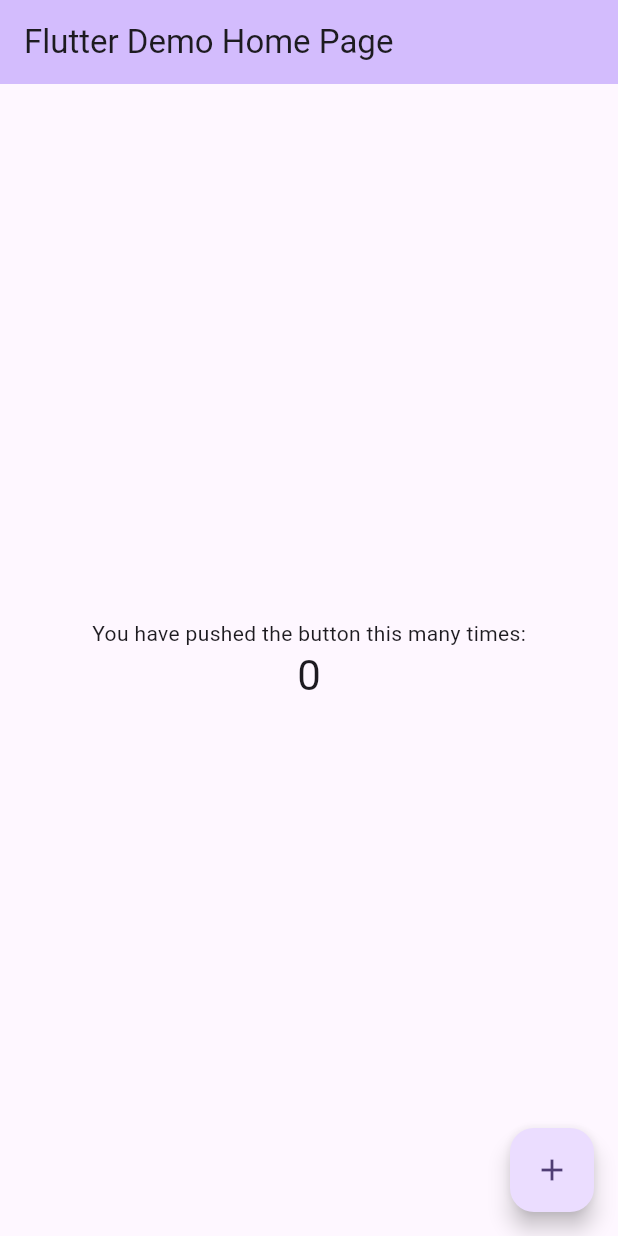
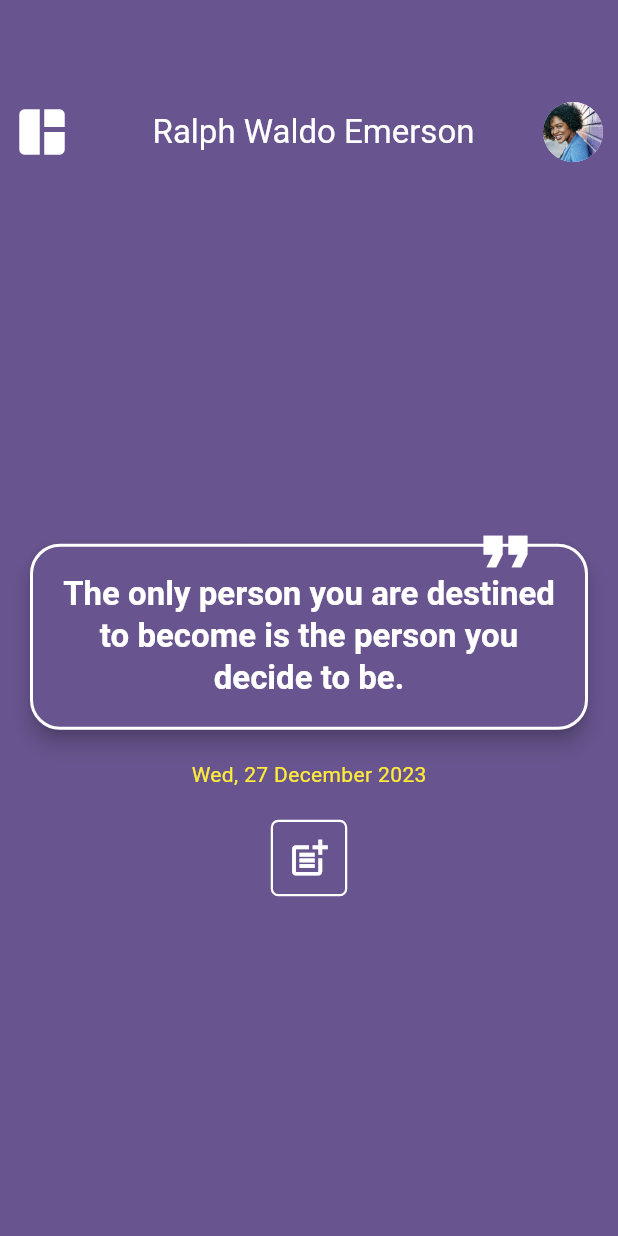
Before and after one commit to fhacademy/daily-quote, a Flutter app: the screen it shows after launch, on a phone screen of 412 x 824 dp. Run offline on Flutter 3.47's test engine with Material 3 defaults, Android fonts, the phone set to English and light mode, and no system bars.

Commit message:
Home screen built, dynamic random quote is render when user taps on appbar icon. Bottom sheet initiated to allow user to add it's quote

```diff
--- /dev/null
+++ b/devtools_options.yaml
@@ -0,0 +1 @@
+extensions:
--- /dev/null
+++ b/lib/app.dart
@@ -0,0 +1,20 @@
+import 'package:daily_quote/screens/home.dart';
+import 'package:flutter/material.dart';
+import 'package:intl/intl.dart';
+
+class BaseApp extends StatelessWidget {
+  const BaseApp({super.key});
+
+  // This widget is the root of your application.
+  @override
+  Widget build(BuildContext context) {
+    return MaterialApp(
+      title: Intl.message('Flutter Demo'),
+      theme: ThemeData(
+        colorScheme: ColorScheme.fromSeed(seedColor: Colors.deepPurple),
+        useMaterial3: true,
+      ),
+      home: const HomeScreen(),
+    );
+  }
+}
--- /dev/null
+++ b/lib/constants.dart
@@ -0,0 +1,9 @@
+class RouteList {
+  static const login = '/login';
+  static const home = '/';
+}
+
+class ImagesPath {
+  static const welcom = 'assets/images/feuille_rouge.png';
+  static const profile = 'assets/images/user_profile.jpeg';
+}
--- a/lib/main.dart
+++ b/lib/main.dart
@@ -1,125 +1,11 @@
+import 'package:daily_quote/app.dart';
+import 'package:daily_quote/quote/viewmodel.dart';
 import 'package:flutter/material.dart';
+import 'package:provider/provider.dart';
 
 void main() {
-  runApp(const MyApp());
+  runApp(ChangeNotifierProvider(
+    create: (context) => QuoteViewModel(),
+    child: const BaseApp(),
+  ));
 }
-
-class MyApp extends StatelessWidget {
-  const MyApp({super.key});
-
-  // This widget is the root of your application.
-  @override
-  Widget build(BuildContext context) {
-    return MaterialApp(
-      title: 'Flutter Demo',
-      theme: ThemeData(
-        // This is the theme of your application.
-        //
-        // TRY THIS: Try running your application with "flutter run". You'll see
-        // the application has a purple toolbar. Then, without quitting the app,
-        // try changing the seedColor in the colorScheme below to Colors.green
-        // and then invoke "hot reload" (save your changes or press the "hot
-        // reload" button in a Flutter-supported IDE, or press "r" if you used
-        // the command line to start the app).
-        //
-        // Notice that the counter didn't reset back to zero; the application
-        // state is not lost during the reload. To reset the state, use hot
-        // restart instead.
-        //
-        // This works for code too, not just values: Most code changes can be
-        // tested with just a hot reload.
-        colorScheme: ColorScheme.fromSeed(seedColor: Colors.deepPurple),
-        useMaterial3: true,
-      ),
-      home: const MyHomePage(title: 'Flutter Demo Home Page'),
-    );
-  }
-}
-
-class MyHomePage extends StatefulWidget {
-  const MyHomePage({super.key, required this.title});
-
-  // This widget is the home page of your application. It is stateful, meaning
-  // that it has a State object (defined below) that contains fields that affect
-  // how it looks.
-
-  // This class is the configuration for the state. It holds the values (in this
-  // case the title) provided by the parent (in this case the App widget) and
-  // used by the build method of the State. Fields in a Widget subclass are
-  // always marked "final".
-
-  final String title;
-
-  @override
-  State<MyHomePage> createState() => _MyHomePageState();
-}
-
-class _MyHomePageState extends State<MyHomePage> {
-  int _counter = 0;
-
-  void _incrementCounter() {
-    setState(() {
-      // This call to setState tells the Flutter framework that something has
-      // changed in this State, which causes it to rerun the build method below
-      // so that the display can reflect the updated values. If we changed
-      // _counter without calling setState(), then the build method would not be
-      // called again, and so nothing would appear to happen.
-      _counter++;
-    });
-  }
-
-  @override
-  Widget build(BuildContext context) {
-    // This method is rerun every time setState is called, for instance as done
-    // by the _incrementCounter method above.
-    //
-    // The Flutter framework has been optimized to make rerunning build methods
-    // fast, so that you can just rebuild anything that needs updating rather
-    // than having to individually change instances of widgets.
-    return Scaffold(
-      appBar: AppBar(
-        // TRY THIS: Try changing the color here to a specific color (to
-        // Colors.amber, perhaps?) and trigger a hot reload to see the AppBar
-        // change color while the other colors stay the same.
-        backgroundColor: Theme.of(context).colorScheme.inversePrimary,
-        // Here we take the value from the MyHomePage object that was created by
-        // the App.build method, and use it to set our appbar title.
-        title: Text(widget.title),
-      ),
-      body: Center(
-        // Center is a layout widget. It takes a single child and positions it
-        // in the middle of the parent.
-        child: Column(
-          // Column is also a layout widget. It takes a list of children and
-          // arranges them vertically. By default, it sizes itself to fit its
-          // children horizontally, and tries to be as tall as its parent.
-          //
-          // Column has various properties to control how it sizes itself and
-          // how it positions its children. Here we use mainAxisAlignment to
-          // center the children vertically; the main axis here is the vertical
-          // axis because Columns are vertical (the cross axis would be
-          // horizontal).
-          //
-          // TRY THIS: Invoke "debug painting" (choose the "Toggle Debug Paint"
-          // action in the IDE, or press "p" in the console), to see the
-          // wireframe for each widget.
-          mainAxisAlignment: MainAxisAlignment.center,
-          children: <Widget>[
-            const Text(
-              'You have pushed the button this many times:',
-            ),
-            Text(
-              '$_counter',
-              style: Theme.of(context).textTheme.headlineMedium,
-            ),
-          ],
-        ),
-      ),
-      floatingActionButton: FloatingActionButton(
-        onPressed: _incrementCounter,
-        tooltip: 'Increment',
-        child: const Icon(Icons.add),
-      ), // This trailing comma makes auto-formatting nicer for build methods.
-    );
-  }
-}
--- /dev/null
+++ b/lib/quote/model.dart
@@ -0,0 +1,6 @@
+class Quote {
+  final String text;
+  final String author;
+
+  Quote({required this.text, required this.author});
+}
--- /dev/null
+++ b/lib/quote/repository.dart
@@ -0,0 +1,69 @@
+import 'dart:math';
+
+import 'package:daily_quote/quote/model.dart';
+
+class QuoteRepository {
+  List<Quote> getQuotes() {
+    final List<Quote> quotes = [
+      Quote(
+          text:
+              'The best and most beautiful things in the world cannot be seen or even touched - they must be felt with the heart.',
+          author: 'Helen Keller'),
+      Quote(
+          text:
+              'The future belongs to those who believe in the beauty of their dreams.',
+          author: 'Eleanor Roosevelt'),
+      Quote(
+          text:
+              'The only person you are destined to become is the person you decide to be.',
+          author: 'Ralph Waldo Emerson'),
+      Quote(
+          text: 'The only way to do great work is to love what you do.',
+          author: 'Steve Jobs'),
+      Quote(text: 'If you can dream it, you can do it.', author: 'Walt Disney'),
+      Quote(
+          text:
+              'The only limit to our realization of tomorrow will be our doubts of today.',
+          author: 'Franklin D. Roosevelt'),
+      Quote(
+          text:
+              'The greatest thing in the world is to know that we are loved by someone.',
+          author: 'Victor Hugo'),
+      Quote(
+          text:
+              'The only thing that stands between you and your dream is the will to try.',
+          author: 'Jim Rohn'),
+      Quote(
+          text:
+              'If you are always trying to be normal, you will never know how amazing you can be.',
+          author: 'Maya Angelou'),
+      Quote(
+          text:
+              'The only way to do great work is to love what you do. If you haven\'t found it yet, keep looking. Don\'t settle.',
+          author: 'Steve Jobs'),
+      Quote(
+          text:
+              'The only person you are destined to become is the person you decide to be.',
+          author: 'Ralph Waldo Emerson'),
+      Quote(
+          text:
+              'The only way to do great work is to love what you do. If you haven’t found it yet, keep looking. Don’t settle.',
+          author: 'Steve Jobs'),
+      Quote(
+          text:
+              'The only person you are destined to become is the person you decide to be.',
+          author: 'Ralph Waldo Emerson'),
+      Quote(
+          text:
+              'The only way to do great work is to love what you do. If you haven’t found it yet, keep looking. Don’t settle.',
+          author: 'Steve Jobs'),
+    ];
+
+    return quotes;
+  }
+
+  Quote getRandomQuote() {
+    final randomIndex = Random().nextInt(getQuotes().length);
+    return getQuotes()[randomIndex];
+  }
+}
--- /dev/null
+++ b/lib/quote/viewmodel.dart
@@ -0,0 +1,15 @@
+import 'package:daily_quote/quote/model.dart';
+import 'package:daily_quote/quote/repository.dart';
+import 'package:flutter/material.dart';
+
+class QuoteViewModel with ChangeNotifier {
+  final QuoteRepository _quoteRepository = QuoteRepository();
+  Quote _quote = QuoteRepository().getRandomQuote();
+
+  void changeQuote() {
+    _quote = _quoteRepository.getRandomQuote();
+    notifyListeners();
+  }
+
+  Quote get quote => _quote;
+}
--- /dev/null
+++ b/lib/screens/home.dart
@@ -0,0 +1,211 @@
+import 'package:daily_quote/constants.dart';
+import 'package:daily_quote/quote/viewmodel.dart';
+import 'package:flutter/material.dart';
+import 'package:intl/intl.dart';
+import 'package:provider/provider.dart';
+
+class HomeScreen extends StatefulWidget {
+  const HomeScreen({Key? key}) : super(key: key);
+
+  @override
+  createState() => _HomeScreenState();
+}
+
+class _HomeScreenState extends State<HomeScreen> {
+  @override
+  Widget build(BuildContext context) {
+    var viewModel = context.watch<QuoteViewModel>();
+    ThemeData theme = Theme.of(context);
+    final quoteAuthor = viewModel.quote.author;
+    final quoteText = viewModel.quote.text;
+    return Scaffold(
+      backgroundColor: theme.primaryColor,
+      appBar: MainAppBar(height: 150, quoteAuthor: quoteAuthor),
+      body: Column(
+        children: [
+          Expanded(
+            child: Center(
+              child: Column(
+                  mainAxisAlignment: MainAxisAlignment.center,
+                  children: [
+                    QuoteDisplay(quoteText: quoteText),
+                    Text(
+                      Intl.message(DateFormat(
+                              'EE, dd MMMM yyyy', Intl.getCurrentLocale())
+                          .format(DateTime.now())),
+                      style: theme.textTheme.bodyMedium!
+                          .copyWith(color: Colors.yellow),
+                    ),
+                    const SizedBox(
+                      height: 20.0,
+                    ),
+                    Container(
+                      padding: EdgeInsets.zero,
+                      decoration: BoxDecoration(
+                        border: Border.all(
+                            width: 1.5, color: theme.colorScheme.onPrimary),
+                        borderRadius: BorderRadius.circular(5.0),
+                      ),
+                      child: IconButton(
+                          padding: EdgeInsets.zero,
+                          tooltip: Intl.message('Add a new quote'),
+                          iconSize: 30.0,
+                          onPressed: () {
+                            showModalBottomSheet<void>(
+                                context: context,
+                                builder: (BuildContext context) {
+                                  return Container(
+                                    padding: const EdgeInsets.all(20.0),
+                                    child: Form(
+                                        child: Column(
+                                      children: [
+                                        TextFormField(
+                                          decoration: const InputDecoration(
+                                            labelText: 'Quote',
+                                            hintText: 'Life is good !',
+                                          ),
+                                          autofocus: true,
+                                          keyboardType: TextInputType.multiline,
+                                          minLines: 1,
+                                          maxLines: 6,
+                                        ),
+                                        const SizedBox(
+                                          height: 20.0,
+                                        ),
+                                        TextFormField(
+                                          decoration: const InputDecoration(
+                                              labelText: "Author",
+                                              hintText: "Jhon Smith"),
+                                        ),
+                                        const SizedBox(
+                                          height: 20.0,
+                                        ),
+                                        Row(
+                                          mainAxisAlignment:
+                                              MainAxisAlignment.start,
+                                          children: [
+                                            ElevatedButton(
+                                                onPressed: () {},
+                                                child: const Text(
+                                                    'Add a new quote')),
+                                          ],
+                                        ),
+                                        const Spacer(),
+                                        const Row(
+                                          mainAxisAlignment:
+                                              MainAxisAlignment.spaceAround,
+                                          children: [
+                                            Icon(Icons.facebook),
+                                            Icon(Icons.telegram),
+                                            Icon(Icons.facebook),
+                                          ],
+                                        ),
+                                        const SizedBox(
+                                          height: 40.0,
+                                        )
+                                      ],
+                                    )),
+                                  );
+                                });
+                          },
+                          icon: Icon(
+                            Icons.post_add,
+                            color: theme.colorScheme.onPrimary,
+                          )),
+                    ),
+                  ]),
+            ),
+          ),
+        ],
+      ),
+    );
+  }
+}
+
+class QuoteDisplay extends StatelessWidget {
+  const QuoteDisplay({
+    super.key,
+    required this.quoteText,
+  });
+
+  final String quoteText;
+
+  @override
+  Widget build(BuildContext context) {
+    ThemeData theme = Theme.of(context);
+    return Stack(
+      children: [
+        Card(
+          shape: RoundedRectangleBorder(
+              borderRadius: BorderRadius.circular(20.0),
+              side: BorderSide(color: theme.colorScheme.onPrimary, width: 2.0)),
+          color: theme.colorScheme.primary,
+          elevation: 5.0,
+          margin: const EdgeInsets.all(20.0),
+          child: Padding(
+            padding: const EdgeInsets.all(20.0),
+            child: Text(
+              quoteText,
+              style: theme.textTheme.titleLarge!.copyWith(
+                  color: theme.colorScheme.onPrimary,
+                  fontWeight: FontWeight.bold),
+              textAlign: TextAlign.center,
+            ),
+          ),
+        ),
+        Positioned(
+            right: 50.0,
+            child: Icon(
+              Icons.format_quote,
+              size: 50.0,
+              color: theme.colorScheme.onPrimary,
+            )),
+      ],
+    );
+  }
+}
+
+class MainAppBar extends StatelessWidget implements PreferredSizeWidget {
+  final double height;
+  const MainAppBar({
+    super.key,
+    required this.height,
+    required this.quoteAuthor,
+  });
+
+  final String quoteAuthor;
+
+  @override
+  Size get preferredSize => Size.fromHeight(height);
+
+  @override
+  Widget build(BuildContext context) {
+    ThemeData theme = Theme.of(context);
+    return Padding(
+      padding: const EdgeInsets.only(top: 60.0, right: 10.0),
+      child: Row(
+        mainAxisAlignment: MainAxisAlignment.spaceBetween,
+        children: [
+          IconButton(
+              iconSize: 40.0,
+              onPressed: () {
+                Provider.of<QuoteViewModel>(context, listen: false)
+                    .changeQuote();
+              },
+              icon: Icon(
+                Icons.space_dashboard,
+                color: theme.colorScheme.onPrimary,
+              )),
+          Text(
+            quoteAuthor,
+            style: theme.textTheme.titleLarge!
+                .copyWith(color: theme.colorScheme.onPrimary),
+          ),
+          const CircleAvatar(
+            backgroundImage: AssetImage(ImagesPath.profile),
+          ),
+        ],
+      ),
+    );
+  }
+}
```
Also changed, not shown: pubspec.yaml (+5 -3 lines), assets/images/feuille_rouge.png (added), assets/images/user_profile.jpeg (added), pubspec.lock, 1 other file.
